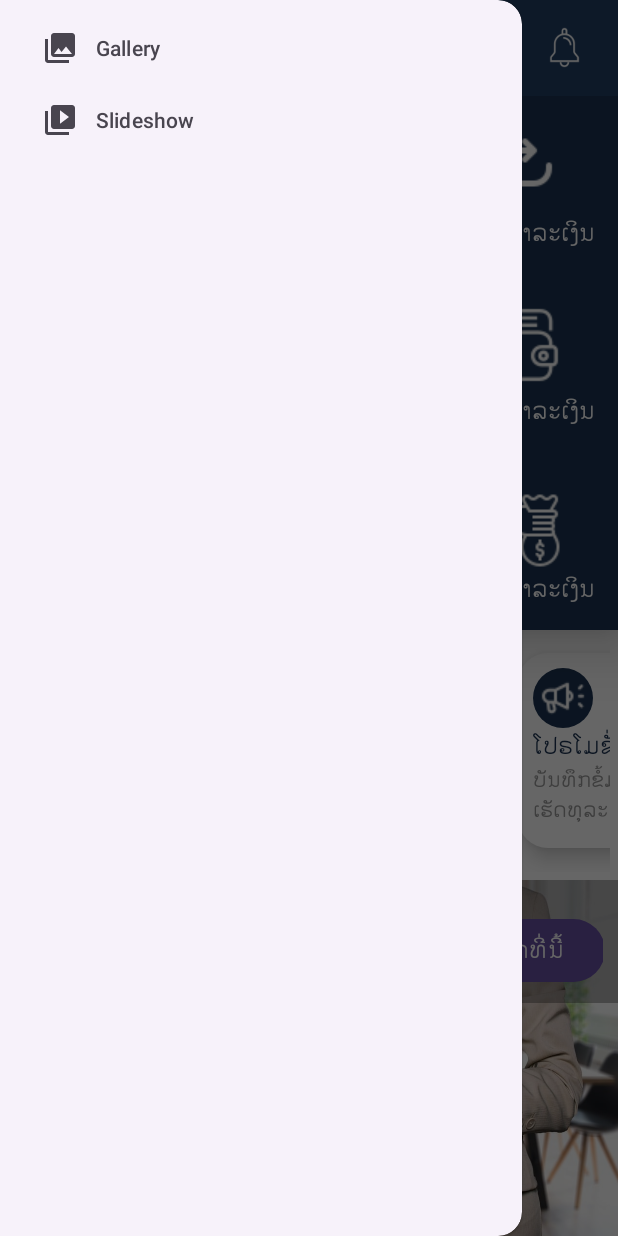
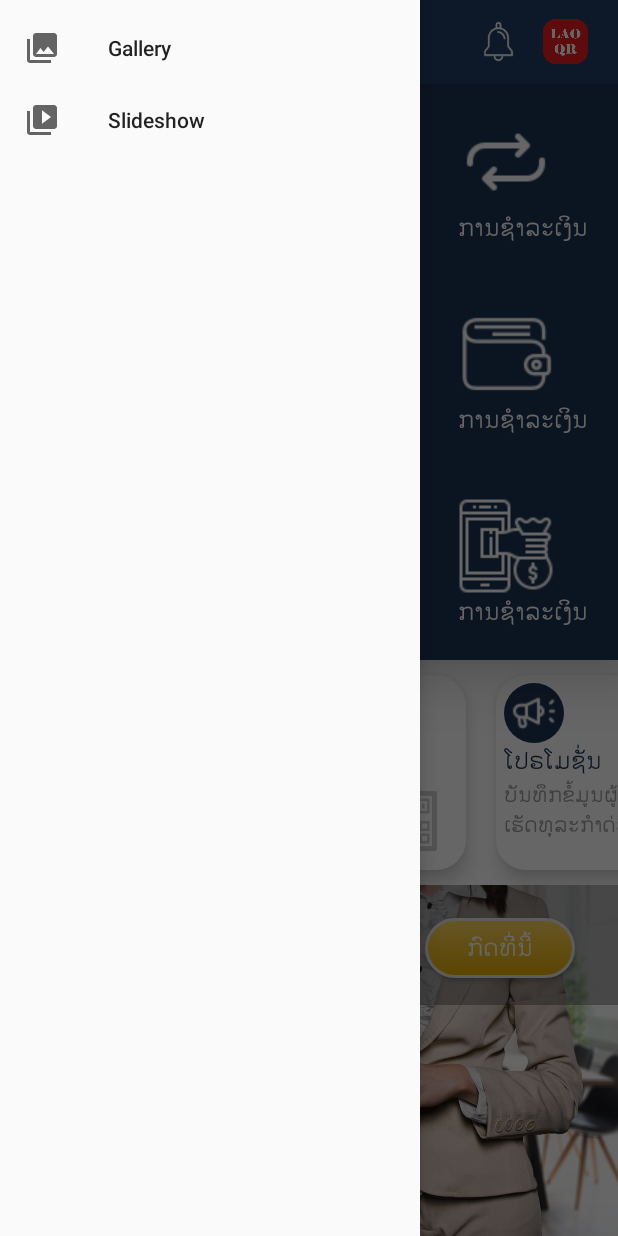
Before and after one commit to Continentalbinly/ACLEDAEXAM, an Android app: the HomeActivityMain screen opened directly, with no data from a screen before it, with the side drawer open, on a phone screen of 412 x 824 dp. Run offline under Robolectric (Android 15) with nearby library versions, the phone set to English and light mode, and no system bars; our stand-ins replace navigation-ui.

Commit message:
update_home

```diff
--- a/app/build.gradle.kts
+++ b/app/build.gradle.kts
@@ -36,8 +36,8 @@ android {
 
 dependencies {
 
-    implementation("androidx.appcompat:appcompat:1.6.1")
-    implementation("com.google.android.material:material:1.11.0")
+    implementation("androidx.appcompat:appcompat:1.5.1")
+    implementation("com.google.android.material:material:1.10.0")
     implementation("androidx.constraintlayout:constraintlayout:2.1.4")
     implementation("androidx.lifecycle:lifecycle-livedata-ktx:2.6.2")
     implementation("androidx.lifecycle:lifecycle-viewmodel-ktx:2.6.2")
--- a/app/src/main/res/drawable/rate_boder.xml
+++ b/app/src/main/res/drawable/rate_boder.xml
@@ -3,7 +3,7 @@
     android:shape="rectangle">
     <solid android:color="@android:color/transparent" /> <!-- Set the button background color -->
     <stroke
-        android:width="6dp"
+        android:width="1dp"
         android:color="#E7E7E7" />
     <corners android:radius="6dp" />
 </shape>
--- a/app/src/main/res/layout/app_bar_home_activity_main.xml
+++ b/app/src/main/res/layout/app_bar_home_activity_main.xml
@@ -16,18 +16,22 @@
                     android:background="@color/colorPrimary"
                     app:popupTheme="@style/Theme.ACLEDAEXAM.PopupOverlay">
                     <ImageView
-                        android:layout_width="220dp"
-                        android:layout_height="50dp"
-                        android:src="@drawable/logo2"/>
+                        android:layout_width="160dp"
+                        android:layout_height="40dp"
+                        android:src="@drawable/logo2"
+                        android:layout_gravity="start"/>
+                    <ImageView
+                        android:layout_width="30dp"
+                        android:layout_height="30dp"
+                        android:src="@drawable/laoqr"
+                        android:layout_gravity="end"
+                        android:layout_marginRight="20dp"/>
                     <ImageView
                         android:layout_width="40dp"
                         android:layout_height="30dp"
                         android:src="@drawable/bell"
-                        android:layout_marginLeft="40dp"/>
-                    <ImageView
-                        android:layout_width="40dp"
-                        android:layout_height="30dp"
-                        android:src="@drawable/bell"/>
+                        android:layout_gravity="end"
+                        android:layout_marginRight="10dp"/>
                 </androidx.appcompat.widget.Toolbar>
     </com.google.android.material.appbar.AppBarLayout>
 
--- a/app/src/main/res/layout/content_home_activity_main.xml
+++ b/app/src/main/res/layout/content_home_activity_main.xml
@@ -7,8 +7,6 @@
     app:layout_behavior="@string/appbar_scrolling_view_behavior"
     tools:showIn="@layout/app_bar_home_activity_main">
     <LinearLayout
-        xmlns:android="http://schemas.android.com/apk/res/android"
-        xmlns:app="http://schemas.android.com/apk/res-auto"
         android:layout_width="match_parent"
         android:layout_height="match_parent"
         android:orientation="vertical"
@@ -24,7 +22,7 @@
                 android:layout_width="match_parent"
                 android:layout_height="wrap_content"
                 android:orientation="horizontal"
-                android:layout_margin="15dp">
+                android:layout_margin="20dp">
 
                 <LinearLayout
                     android:layout_width="wrap_content"
@@ -96,7 +94,7 @@
                 android:layout_width="match_parent"
                 android:layout_height="wrap_content"
                 android:orientation="horizontal"
-                android:layout_margin="15dp">
+                android:layout_margin="20dp">
 
                 <LinearLayout
                     android:layout_width="wrap_content"
@@ -170,7 +168,7 @@
                 android:layout_width="match_parent"
                 android:layout_height="wrap_content"
                 android:orientation="horizontal"
-                android:layout_margin="15dp">
+                android:layout_margin="20dp">
 
                 <LinearLayout
                     android:layout_width="wrap_content"
@@ -243,16 +241,15 @@
         <LinearLayout
             android:layout_width="match_parent"
             android:layout_height="wrap_content"
-            android:orientation="horizontal"
-            android:layout_margin="5dp">
+            android:orientation="horizontal">
 
             <LinearLayout
-                android:layout_width="140dp"
+                android:layout_width="wrap_content"
                 android:layout_height="130dp"
                 android:orientation="vertical"
                 android:background="@drawable/shadow"
                 android:layout_margin="10dp"
-                android:padding="10dp"
+                android:padding="5dp"
                 android:elevation="8dp">
 
                 <ImageButton
@@ -279,11 +276,11 @@
 
             <LinearLayout
                 android:layout_width="150dp"
-                android:layout_height="wrap_content"
+                android:layout_height="130dp"
                 android:orientation="vertical"
                 android:background="@drawable/shadow"
                 android:layout_margin="10dp"
-                android:padding="10dp"
+                android:padding="5dp"
                 android:elevation="8dp">
 
                 <ImageButton
@@ -379,7 +376,7 @@
                 android:orientation="vertical"
                 android:background="@drawable/shadow"
                 android:layout_margin="10dp"
-                android:padding="10dp"
+                android:padding="5dp"
                 android:elevation="8dp">
 
                 <ImageButton
@@ -441,14 +438,13 @@
 
                 <Button
                     android:layout_width="100dp"
-                    android:layout_height="50dp"
+                    android:layout_height="40dp"
+                    android:layout_marginLeft="30dp"
+                    android:layout_marginTop="12dp"
+                    android:background="@drawable/buttongradientbg"
                     android:text="ກົດທີ່ນີ້"
-                    android:textSize="16sp"
                     android:textColor="#fff"
-                    android:layout_marginLeft="50dp"
-                    android:layout_marginTop="12dp"
-                    >
-                </Button>
+                    android:textSize="16sp"></Button>
             </LinearLayout>
             <fragment
                 android:id="@+id/nav_host_fragment_content_home_activity_main"
--- a/app/src/main/res/values-night/themes.xml
+++ b/app/src/main/res/values-night/themes.xml
@@ -1,6 +1,6 @@
 <resources xmlns:tools="http://schemas.android.com/tools">
     <!-- Base application theme. -->
-    <style name="Base.Theme.ACLEDAEXAM" parent="Theme.Material3.DayNight.NoActionBar">
+    <style name="Base.Theme.ACLEDAEXAM" parent="Theme.AppCompat.Light.NoActionBar">
         <!-- Customize your dark theme here. -->
         <!-- <item name="colorPrimary">@color/my_dark_primary</item> -->
     </style>
--- a/app/src/main/res/values/themes.xml
+++ b/app/src/main/res/values/themes.xml
@@ -1,6 +1,6 @@
 <resources xmlns:tools="http://schemas.android.com/tools">
     <!-- Base application theme. -->
-    <style name="Base.Theme.ACLEDAEXAM" parent="Theme.Material3.DayNight.NoActionBar">
+    <style name="Base.Theme.ACLEDAEXAM" parent="Theme.AppCompat.Light.NoActionBar">
         <!-- Customize your light theme here. -->
         <!-- <item name="colorPrimary">@color/my_light_primary</item> -->
     </style>
```
Also changed, not shown: app/src/main/res/drawable/laoqr.png (added).
